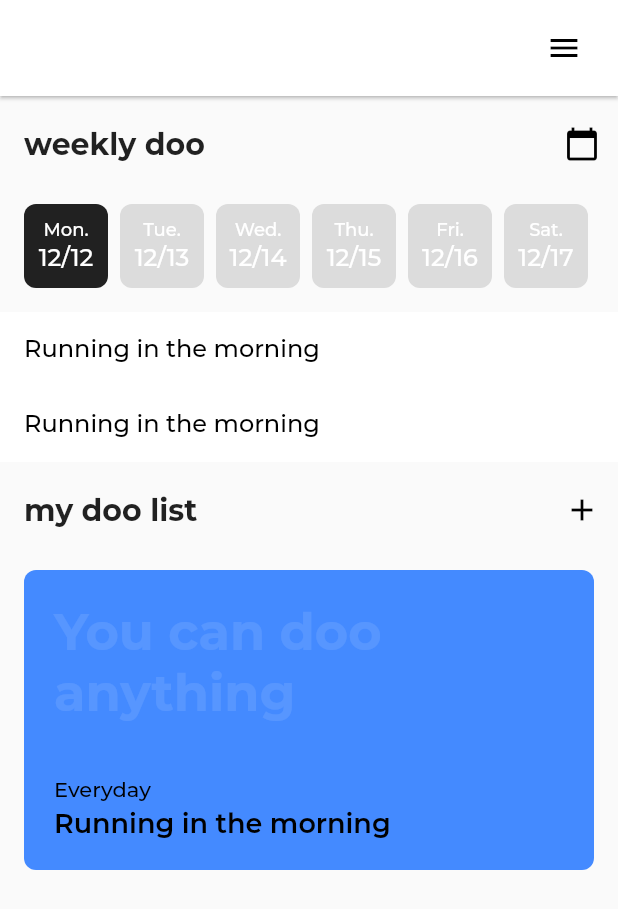
After one commit to oimzi/Project-Doo, a Flutter app: the screen it shows after launch, on a phone screen of 412 x 824 dp. The commit adds this screen. Shown: the top 909 px of the screen. Run offline on Flutter 3.47's test engine with Material 2 defaults, Android fonts, the phone set to English and light mode, and no system bars; project files that could hold a hidden picture were left out.

Commit message:
MVVM 구조로 리팩토링 초기

```diff
--- /dev/null
+++ b/lib/ui/shared/shared_styles.dart
@@ -0,0 +1,16 @@
+import 'package:flutter/material.dart';
+
+
+// Text Variables
+const TextStyle cTsQuotes = TextStyle(
+    fontSize: 34,
+    fontFamily: 'Montserrat',
+    fontWeight: FontWeight.w800,
+    color: Colors.white10);
+
+
+const TextStyle cTsCycle = TextStyle(
+    fontSize: 14,
+    fontFamily: 'Montserrat',
+    fontWeight: FontWeight.w400,
+    color: Colors.black);
--- /dev/null
+++ b/lib/ui/views/home_view.dart
@@ -0,0 +1,78 @@
+import 'package:flutter/material.dart';
+import 'package:flutter_doo_test/ui/widgets/DooListBoxes.dart';
+import 'package:flutter_doo_test/ui/widgets/home_title_component.dart';
+import 'package:flutter_doo_test/ui/widgets/weekly_boxes.dart';
+
+class HomeView extends StatelessWidget {
+  @override
+  Widget build(BuildContext context) {
+    return Scaffold(
+      //backgroundColor: Color(0xFAFAFA),
+      appBar: PreferredSize(
+        preferredSize: Size.fromHeight(64.0),
+        child: AppBar(
+          backgroundColor: Colors.white,
+          elevation: 1.0,
+          actions: <Widget>[
+            Padding(
+              padding: const EdgeInsets.fromLTRB(0, 12, 12, 12),
+              child: IconButton(
+                  icon: Icon(Icons.menu, color: Colors.black,), onPressed: () {}),
+            ),
+          ],
+        ),
+      ),
+      body: Column(
+        children: <Widget>[
+          Column(
+            children: <Widget>[
+              HomeTitleComponent('weekly doo', IconsCalendar()),
+              Container(
+                //margin: EdgeInsets.symmetric(vertical: 8.0),
+                margin: EdgeInsets.fromLTRB(16, 8, 16, 16),
+                //padding: const EdgeInsets.fromLTRB(16, 12, 16, 12),
+                height: 56.0,
+                child: ListView(
+                  scrollDirection: Axis.horizontal,
+                  children: <Widget>[
+                    WeeklyBox(Colors.black87,'Mon.','12/12'),
+                    SizedBox(width: 8,),
+                    WeeklyBox(Colors.black12,'Tue.','12/13'),
+                    SizedBox(width: 8,),
+                    WeeklyBox(Colors.black12,'Wed.','12/14'),
+                    SizedBox(width: 8,),
+                    WeeklyBox(Colors.black12,'Thu.','12/15'),
+                    SizedBox(width: 8,),
+                    WeeklyBox(Colors.black12,'Fri.','12/16'),
+                    SizedBox(width: 8,),
+                    WeeklyBox(Colors.black12,'Sat.','12/17'),
+                    SizedBox(width: 8,),
+                    WeeklyBox(Colors.black12,'Sun.','12/18'),
+                    SizedBox(width: 8,),
+                  ],
+                ),
+              ),
+              Column(
+                children: <Widget>[
+                  DooListBar(Colors.white, 50),
+                  DooListBar(Colors.white, 50),
+                ],
+              ),
+            ],
+          ),
+          Column(
+            mainAxisSize: MainAxisSize.max,
+            mainAxisAlignment: MainAxisAlignment.start,
+            children: <Widget>[
+              HomeTitleComponent('my doo list', IconsAdd()),
+              Container(
+                margin: EdgeInsets.fromLTRB(16, 8, 16, 0),
+                child: DooListBox(Colors.blueAccent, 200),
+              ),
+            ],
+          ),
+        ],
+      ),
+    );
+  }
+}
--- a/lib/DooListBoxes.dart
+++ b/lib/ui/widgets/DooListBoxes.dart
@@ -1,4 +1,5 @@
 import 'package:flutter/material.dart';
+import 'package:flutter_doo_test/ui/shared/shared_styles.dart';
 
 class DooListBar extends StatelessWidget {
   final color;
@@ -25,11 +26,11 @@ class DooListBar extends StatelessWidget {
 }
 
 
-class DooListBoxes extends StatelessWidget {
+class DooListBox extends StatelessWidget {
   final color;
   final double height;
 
-  const DooListBoxes(this.color, this.height);
+  const DooListBox(this.color, this.height);
 //Colors.blueAccent, 'You can do anything', 'Every Tuesday', 'title'
 
   @override
@@ -70,11 +71,7 @@ class TxtQuotes extends StatelessWidget {
   Widget build(BuildContext context) {
     return Text(
       quotes,
-      style: TextStyle(
-          fontSize: 34,
-          fontFamily: 'Montserrat',
-          fontWeight: FontWeight.w800,
-          color: Colors.white10),
+      style: cTsQuotes,
     );
   }
 }
@@ -88,12 +85,7 @@ class TxtCycle extends StatelessWidget {
   Widget build(BuildContext context) {
     return Text(
       cycle,
-      style: TextStyle(
-          fontSize: 14,
-          fontFamily: 'Montserrat',
-          fontWeight: FontWeight.w400,
-          color: Colors.black
-      ),);
+      style: cTsCycle,);
   }
 }
 
--- a/lib/WeeklyBoxes.dart
+++ b/lib/ui/widgets/weekly_boxes.dart
@@ -1,11 +1,11 @@
 import 'package:flutter/material.dart';
 
-class WeeklyBoxes extends StatelessWidget {
+class WeeklyBox extends StatelessWidget {
   final String week;
   final String date;
   final color;
 
-  const WeeklyBoxes(this.color, this.week, this.date);
+  const WeeklyBox(this.color, this.week, this.date);
 
   @override
   Widget build(BuildContext context) {
--- a/pubspec.yaml
+++ b/pubspec.yaml
@@ -14,7 +14,7 @@ description: A new Flutter application.
 version: 1.0.0+1
 
 environment:
-  sdk: ">=2.1.0 <3.0.0"
+  sdk: ">=2.7.0 <3.0.0"
 
 dependencies:
   flutter:
```
Also changed, not shown: lib/main.dart (+2 -72 lines), lib/ui/widgets/home_title_component.dart (renamed from lib/HomeTitleComponent.dart).
